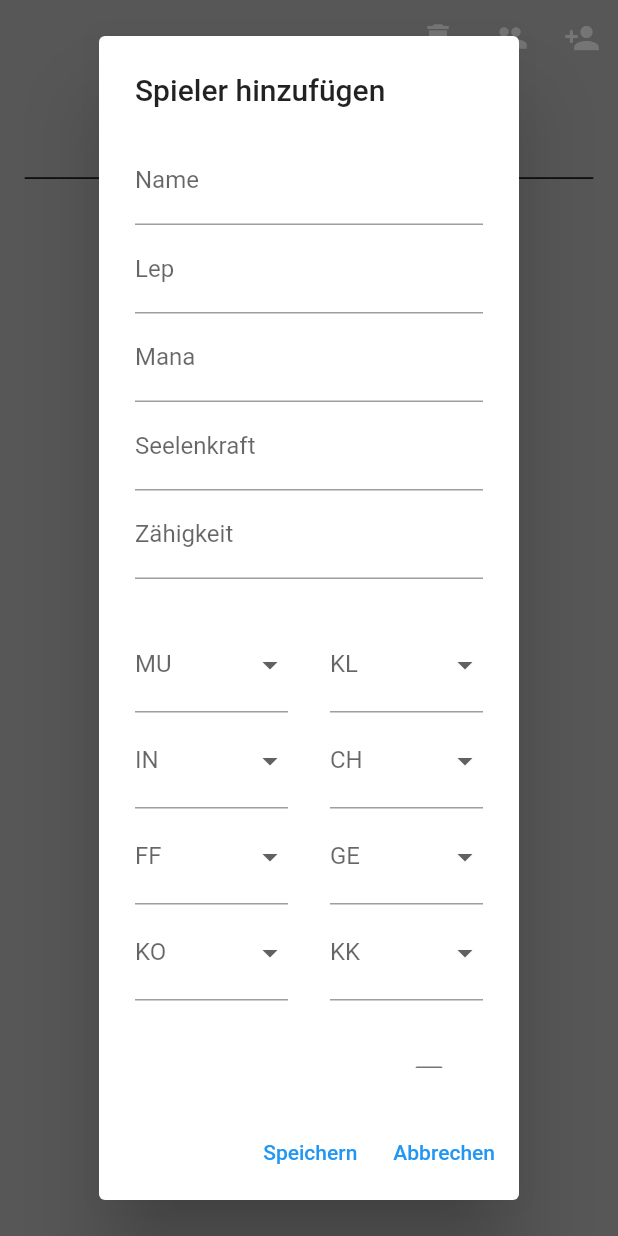
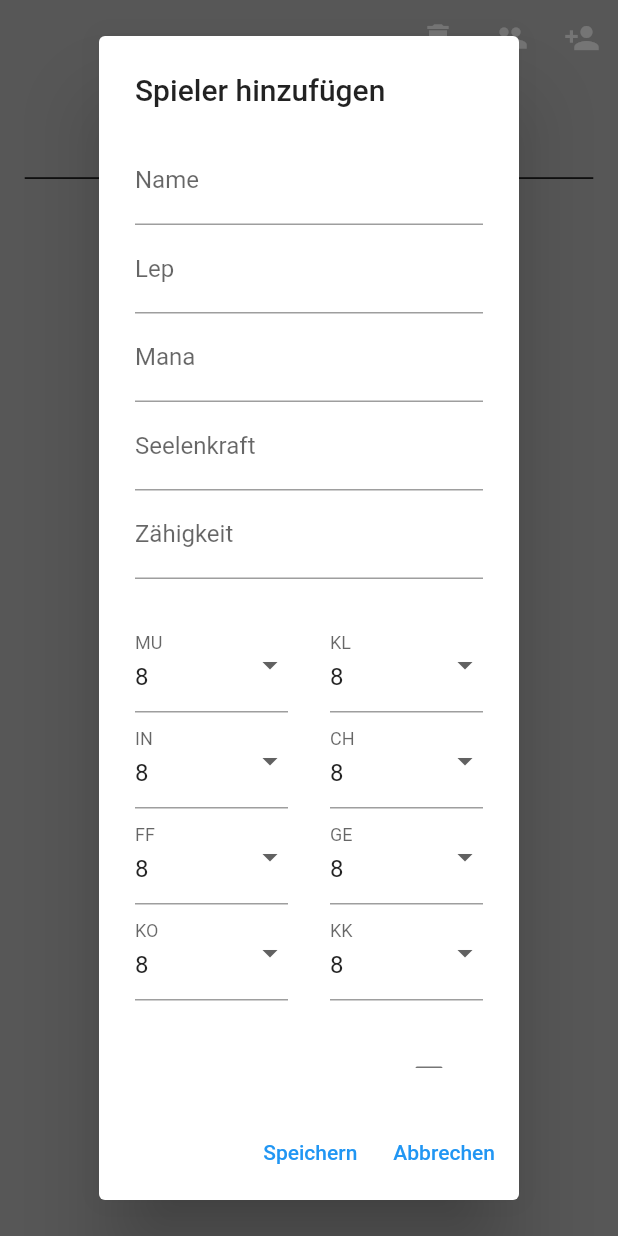
Before and after one commit to EisGlockner/inventory, a Flutter app: the screen it shows after launch, after a tap on the "person add" icon, on a phone screen of 412 x 824 dp. Run offline on Flutter 3.47's test engine with Material 2 defaults, Android fonts, the phone set to English and light mode, and no system bars; our stand-ins replace flutter_bloc, shared_preferences, sqflite; accounts and stored records are empty; statements that could not run were skipped.

Commit message:
add player & get players in group working

```diff
--- a/lib/bloc/group_overview_bloc.dart
+++ b/lib/bloc/group_overview_bloc.dart
@@ -5,17 +5,18 @@ import 'package:shared_preferences/shared_preferences.dart';
 
 import '../data/database_helper.dart';
 import '../data/model.dart';
+import '../misc.dart';
 
-class PlayerOverviewBloc
+class GroupOverviewBloc
     extends Bloc<PlayerOverviewEvent, PlayerOverviewState> {
-  PlayerOverviewBloc() : super(PlayerOverviewInitial()) {
+  GroupOverviewBloc() : super(PlayerOverviewInitial()) {
     on<LoadPlayers>((event, emit) async {
       emit(PlayerOverviewLoading());
       try {
         SharedPreferences prefs = await SharedPreferences.getInstance();
-        int? lastGroup = prefs.getInt('lastGroup');
+        int? lastGroup = prefs.getInt(currentGroup);
         List<Gruppen> groups = await DBHelper.instance.getGruppen();
-        List<Spieler> players = await DBHelper.instance.getSpieler();
+        List<Spieler> players = await DBHelper.instance.getSpielerInGruppen();
         String? groupName;
         if (lastGroup != null) {
           groupName = await DBHelper.instance.getGruppenName(lastGroup);
@@ -35,7 +36,7 @@ class PlayerOverviewBloc
 
         if (groupId != null) {
           SharedPreferences prefs = await SharedPreferences.getInstance();
-          await prefs.setInt('lastGroup', groupId);
+          await prefs.setInt(currentGroup, groupId);
         }
         emit(GroupAdded());
       } catch (e) {
@@ -47,12 +48,12 @@ class PlayerOverviewBloc
     on<DeleteGroup>((event, emit) async {
       try {
         SharedPreferences prefs = await SharedPreferences.getInstance();
-        int? lastGroup = prefs.getInt('lastGroup');
+        int? lastGroup = prefs.getInt(currentGroup);
         lastGroup = lastGroup ?? 0;
         await DBHelper.instance.deleteGruppe(lastGroup);
         int? firstGroup = await DBHelper.instance.getFirstGroupId();
         firstGroup = firstGroup ?? 0;
-        await prefs.setInt('lastGroup', firstGroup);
+        await prefs.setInt(currentGroup, firstGroup);
         emit(GroupDeleted());
       } catch (e) {
         print(e);
--- a/lib/bloc/player_form_cubit.dart
+++ b/lib/bloc/player_form_cubit.dart
@@ -1,5 +1,4 @@
 import 'package:flutter_bloc/flutter_bloc.dart';
-import 'package:shared_preferences/shared_preferences.dart';
 
 import '../data/model.dart';
 import '../data/database_helper.dart';
@@ -12,7 +11,7 @@ class PlayerFormCubit extends Cubit<Map<String, dynamic>> {
     'mana': '',
     'seelenkraft': '',
     'zaehigkeit': '',
-    'proviant': 0,
+    'proviant': '0',
     'isGlaesern': false,
     'isEisern': false,
     'isZaeh': false,
@@ -20,14 +19,14 @@ class PlayerFormCubit extends Cubit<Map<String, dynamic>> {
     'hasAsp': false,
     'hasKap': false,
     'isLoading': false,
-    'MU': null,
-    'KL': null,
-    'IN': null,
-    'CH': null,
-    'FF': null,
-    'GE': null,
-    'KO': null,
-    'KK': null,
+    'MU': 8,
+    'KL': 8,
+    'IN': 8,
+    'CH': 8,
+    'FF': 8,
+    'GE': 8,
+    'KO': 8,
+    'KK': 8,
   });
 
   void updateField(String field, dynamic value) {
@@ -36,6 +35,7 @@ class PlayerFormCubit extends Cubit<Map<String, dynamic>> {
 
   Future<void> savePlayer() async {
     emit({...state, 'isLoading': true});
+
     final spieler = Spieler(
       name: state['name'],
       leben: int.parse(state['lep']),
@@ -43,63 +43,58 @@ class PlayerFormCubit extends Cubit<Map<String, dynamic>> {
       seelenkraft: int.parse(state['seelenkraft']),
       zaehigkeit: int.parse(state['zaehigkeit']),
       proviant: int.parse(state['proviant']),
-      isGlaesern: state['isGlaesern'],
-      isEisern: state['isEisern'],
-      isZaeh: state['isZaeh'],
-      isZerbrechlich: state['isZerbrechlich'],
-      hasAsp: state['hasAsp'],
-      hasKap: state['hasKap'],
+      isGlaesern: state['isGlaesern'] == false ? 0 : 1,
+      isEisern: state['isEisern'] == false ? 0 : 1,
+      isZaeh: state['isZaeh'] == false ? 0 : 1,
+      isZerbrechlich: state['isZerbrechlich'] == false ? 0 : 1,
+      hasAsp: state['hasAsp'] == false ? 0 : 1,
+      hasKap: state['hasKap'] == false ? 0 : 1,
     );
-    final spielerId = await DBHelper.instance.insertSpieler(spieler);
 
     final spielerStatsList = [
       SpielerStats(
-        spielerId: spielerId!,
+        spielerId: 0,
         statId: 1,
         wert: state['MU'],
       ),
       SpielerStats(
-        spielerId: spielerId,
+        spielerId: 0,
         statId: 2,
         wert: state['KL'],
       ),
       SpielerStats(
-        spielerId: spielerId,
+        spielerId: 0,
         statId: 3,
         wert: state['IN'],
       ),
       SpielerStats(
-        spielerId: spielerId,
+        spielerId: 0,
         statId: 4,
         wert: state['CH'],
       ),
       SpielerStats(
-        spielerId: spielerId,
+        spielerId: 0,
         statId: 5,
         wert: state['FF'],
       ),
       SpielerStats(
-        spielerId: spielerId,
+        spielerId: 0,
         statId: 6,
         wert: state['GE'],
       ),
       SpielerStats(
-        spielerId: spielerId,
+        spielerId: 0,
         statId: 7,
         wert: state['KO'],
       ),
       SpielerStats(
-        spielerId: spielerId,
+        spielerId: 0,
         statId: 8,
         wert: state['KK'],
       ),
     ];
-    await DBHelper.instance.insertSpielerStats(spielerStatsList);
 
-    SharedPreferences prefs = await SharedPreferences.getInstance();
-    int? lastGroup = prefs.getInt('lastGroup');
-
-    await DBHelper.instance.insertSpielerToGruppe(spielerId, lastGroup!);
+    DBHelper.instance.insertSpielerAndSpielerStats(spieler, spielerStatsList);
 
     emit({...state, 'isLoading': false});
   }
--- a/lib/data/database_helper.dart
+++ b/lib/data/database_helper.dart
@@ -1,9 +1,11 @@
 import 'dart:io';
 
 import 'package:flutter/services.dart';
+import 'package:shared_preferences/shared_preferences.dart';
 import 'package:sqflite/sqflite.dart';
 import 'package:path/path.dart';
 
+import '../misc.dart';
 import 'model.dart';
 
 class DBHelper {
@@ -57,24 +59,21 @@ class DBHelper {
   // insert data into the spieler table
   Future<int?> insertSpieler(Spieler spieler) async {
     Database? db = await _openDatabase();
-    var result = await db.insert('spieler', spieler.toMap()).then((_) {
-      _closeDatabase(db);
-    });
+    int? result = await db.insert('spieler', spieler.toMap());
+    _closeDatabase(db);
+    print(result);
     return result;
   }
 
   // insert data into the spieler_stats table
-  Future<int?> insertSpielerStats(List<SpielerStats> spielerStatsList) async {
+  Future<void> insertSpielerStats(List<SpielerStats> spielerStatsList) async {
     Database? db = await _openDatabase();
-    var result = await db.transaction((txn) async {
-      for(final spielerStats in spielerStatsList) {
+    await db.transaction((txn) async {
+      for (final spielerStats in spielerStatsList) {
         await txn.insert('spieler_stats', spielerStats.toMap());
       }
     });
-    //     await db.insert('spieler_stats', spielerStats.toMap()).then((_) {
-    //   _closeDatabase(db);
-    // });
-    return result;
+    _closeDatabase(db);
   }
 
   // insert data into the spieler_fertigkeiten table
@@ -91,14 +90,23 @@ class DBHelper {
 
   // insert data into the spieler and spieler_stats table. Both have to be completed or the transaction fails
   Future<int?> insertSpielerAndSpielerStats(
-      Spieler spieler, SpielerStats spielerStats) async {
+      Spieler spieler, List<SpielerStats> spielerStatsList) async {
     Database? db = await _openDatabase();
     var result = await db.transaction((txn) async {
-      await txn.insert('spieler', spieler.toMap());
-      await txn.insert('spieler_stats', spielerStats.toMap());
-    }).then((_) {
-      _closeDatabase(db);
+      // insert Spieler and get id for following inserts
+      int playerId = await txn.insert('spieler', spieler.toMap());
+      // insert every playerstat
+      for (final spielerStats in spielerStatsList) {
+        spielerStats.spielerId = playerId;
+        await txn.insert('spieler_stats', spielerStats.toMap());
+      }
+      // Get current Group and insert player in it
+      SharedPreferences prefs = await SharedPreferences.getInstance();
+      int? lastGroup = prefs.getInt(currentGroup);
+      txn.insert('spieler_gruppen',
+      {'spielerId': playerId, 'gruppenId': lastGroup});
     });
+    _closeDatabase(db);
     return result;
   }
 
@@ -124,7 +132,27 @@ class DBHelper {
   Future<List<Spieler>> getSpieler() async {
     Database? db = await _openDatabase();
     List<Map>? maps = (await db.query('spieler')).cast<Map>();
-    await _closeDatabase(db);
+    _closeDatabase(db);
+    if (maps.isNotEmpty) {
+      return List.generate(maps.length, (i) {
+        return Spieler.fromMap(Map<String, dynamic>.from(maps[i]));
+      });
+    } else {
+      return [];
+    }
+  }
+
+  Future<List<Spieler>> getSpielerInGruppen() async {
+    SharedPreferences prefs = await SharedPreferences.getInstance();
+    int? lastGroup = prefs.getInt(currentGroup);
+    Database? db = await _openDatabase();
+    List<Map>? maps = (await db.rawQuery('''
+    SELECT spieler.*
+    FROM spieler
+    INNER JOIN spieler_gruppen ON spieler.id = spieler_gruppen.spielerId
+    WHERE spieler_gruppen.gruppenId = $lastGroup
+  ''')).cast<Map>();
+    _closeDatabase(db);
     if (maps.isNotEmpty) {
       return List.generate(maps.length, (i) {
         return Spieler.fromMap(Map<String, dynamic>.from(maps[i]));
--- a/lib/data/model.dart
+++ b/lib/data/model.dart
@@ -89,7 +89,7 @@ class Stats {
 }
 
 class SpielerStats {
-  final int spielerId;
+  late int spielerId;
   final int statId;
   final int wert;
 
--- a/lib/main.dart
+++ b/lib/main.dart
@@ -23,11 +23,11 @@ class MyApp extends StatelessWidget {
           }
         },
         child: BlocProvider(
-          create: (context) => PlayerOverviewBloc()..add(LoadPlayers()),
-          child: BlocListener<PlayerOverviewBloc, PlayerOverviewState>(
+          create: (context) => GroupOverviewBloc()..add(LoadPlayers()),
+          child: BlocListener<GroupOverviewBloc, PlayerOverviewState>(
             listener: (context, state) {
               if (state is GroupAdded || state is GroupDeleted) {
-                context.read<PlayerOverviewBloc>().add(LoadPlayers());
+                context.read<GroupOverviewBloc>().add(LoadPlayers());
               }
             },
             child: const MaterialApp(
--- a/lib/misc.dart
+++ b/lib/misc.dart
@@ -7,3 +7,5 @@ double scrW(BuildContext context, num value) {
 double scrH(BuildContext context, num value) {
   return MediaQuery.of(context).size.height * value;
 }
+
+String currentGroup = 'currentGroup';
--- a/lib/widgets/appbar.dart
+++ b/lib/widgets/appbar.dart
@@ -1,12 +1,12 @@
 import 'package:flutter/material.dart';
-import 'package:flutter/services.dart';
 import 'package:flutter_bloc/flutter_bloc.dart';
 import 'package:inventory/bloc/group_overview_states.dart';
 import 'package:inventory/bloc/player_form_cubit.dart';
+import 'package:shared_preferences/shared_preferences.dart';
 
 import '../bloc/group_overview_bloc.dart';
 import '../bloc/group_overview_events.dart';
-import '../data/model.dart';
+import '../misc.dart';
 
 class MyAppBar extends StatelessWidget {
   const MyAppBar({super.key});
@@ -28,7 +28,7 @@ class MyAppBar extends StatelessWidget {
           ),
           TextButton(
             onPressed: () {
-              context.read<PlayerOverviewBloc>().add(AddGroup(controller.text));
+              context.read<GroupOverviewBloc>().add(AddGroup(controller.text));
               Navigator.pop(context);
             },
             child: const Text('Hinzufügen'),
@@ -51,7 +51,7 @@ class MyAppBar extends StatelessWidget {
           ),
           TextButton(
             onPressed: () {
-              context.read<PlayerOverviewBloc>().add(DeleteGroup());
+              context.read<GroupOverviewBloc>().add(DeleteGroup());
               Navigator.pop(context);
             },
             child: const Text('Löschen'),
@@ -72,14 +72,16 @@ class MyAppBar extends StatelessWidget {
 
     BlocBuilder<PlayerFormCubit, Map<String, dynamic>> _myTextFormField(
       TextEditingController textController,
+      String lable,
       String field,
+      bool isDecimal,
     ) {
       return BlocBuilder<PlayerFormCubit, Map<String, dynamic>>(
           builder: (context, state) {
         return TextFormField(
           controller: textController,
-          decoration: InputDecoration(labelText: field),
-          keyboardType: const TextInputType.numberWithOptions(decimal: false),
+          decoration: InputDecoration(labelText: lable),
+          keyboardType: TextInputType.numberWithOptions(decimal: isDecimal),
           onChanged: (String value) {
             context.read<PlayerFormCubit>().updateField(field, value);
           },
@@ -151,11 +153,13 @@ class MyAppBar extends StatelessWidget {
                   child: Column(
                     mainAxisSize: MainAxisSize.min,
                     children: [
-                      _myTextFormField(_nameController, 'Name'),
-                      _myTextFormField(_lebenController, 'Lep'),
-                      _myTextFormField(_manaController, 'Mana'),
-                      _myTextFormField(_seelenkraftController, 'Seelenkraft'),
-                      _myTextFormField(_zaehigkeitController, 'Zähigkeit'),
+                      _myTextFormField(_nameController, 'Name', 'name', false),
+                      _myTextFormField(_lebenController, 'Lep', 'lep', true),
+                      _myTextFormField(_manaController, 'Mana', 'mana', true),
+                      _myTextFormField(_seelenkraftController, 'Seelenkraft',
+                          'seelenkraft', true),
+                      _myTextFormField(_zaehigkeitController, 'Zähigkeit',
+                          'zaehigkeit', true),
                       const Padding(padding: EdgeInsets.only(top: 25)),
                       Row(
                         children: [
@@ -215,16 +219,23 @@ class MyAppBar extends StatelessWidget {
             },
           ),
           actions: [
-            TextButton(
+            BlocBuilder<PlayerFormCubit, Map<String, dynamic>>(
+              builder: (BuildContext context, state) {
+                return TextButton(
                   onPressed: () async {
                     if (_formKey.currentState!.validate()) {
                       await context
                           .read<PlayerFormCubit>()
                           .savePlayer()
+                          .then((value) => context
+                              .read<GroupOverviewBloc>()
+                              .add(LoadPlayers()))
                           .then((value) => Navigator.of(context).pop());
                     }
                   },
                   child: const Text('Speichern'),
+                );
+              },
             ),
             TextButton(
               onPressed: () {
@@ -240,9 +251,7 @@ class MyAppBar extends StatelessWidget {
 
   @override
   Widget build(BuildContext context) {
-    return BlocProvider(
-      create: (context) => PlayerFormCubit(),
-      child: AppBar(
+    return AppBar(
       backgroundColor: Colors.transparent,
       elevation: 0,
       actions: [
@@ -267,7 +276,7 @@ class MyAppBar extends StatelessWidget {
               ),
               PopupMenuItem(
                 enabled: false,
-                  child: BlocBuilder<PlayerOverviewBloc, PlayerOverviewState>(
+                child: BlocBuilder<GroupOverviewBloc, PlayerOverviewState>(
                   builder: (context, state) {
                     if (state is PlayerOverviewLoaded) {
                       if (state.groups.isNotEmpty) {
@@ -275,7 +284,14 @@ class MyAppBar extends StatelessWidget {
                           children: state.groups
                               .map(
                                 (group) => PopupMenuItem(
-                                    value: group.id,
+                                  onTap: () async {
+                                    SharedPreferences prefs =
+                                        await SharedPreferences.getInstance();
+                                    prefs.setInt(currentGroup, group.id).then(
+                                        (value) => context
+                                            .read<GroupOverviewBloc>()
+                                            .add(LoadPlayers()));
+                                  },
                                   child: Text(group.name),
                                 ),
                               )
@@ -300,7 +316,6 @@ class MyAppBar extends StatelessWidget {
           },
         ),
       ],
-      ),
     );
   }
 }
--- a/lib/widgets/group_overview_player.dart
+++ b/lib/widgets/group_overview_player.dart
@@ -10,7 +10,7 @@ class GroupOverviewPlayer extends StatelessWidget {
 
   @override
   Widget build(BuildContext context) {
-    return BlocBuilder<PlayerOverviewBloc, PlayerOverviewState>(
+    return BlocBuilder<GroupOverviewBloc, PlayerOverviewState>(
       builder: (context, state) {
         if (state is PlayerOverviewLoading) {
           return const CircularProgressIndicator(
@@ -20,7 +20,7 @@ class GroupOverviewPlayer extends StatelessWidget {
           if (state.players.isNotEmpty) {
             return Column(
               children: state.players.map((player) =>
-              Text(player.name),
+                  Text(player.name),
               ).toList(),
             );
           } else {
--- a/lib/widgets/group_overview_title.dart
+++ b/lib/widgets/group_overview_title.dart
@@ -9,7 +9,7 @@ class PlayerOverviewTitle extends StatelessWidget {
 
   @override
   Widget build(BuildContext context) {
-    return BlocBuilder<PlayerOverviewBloc, PlayerOverviewState>(
+    return BlocBuilder<GroupOverviewBloc, PlayerOverviewState>(
       builder: (context, state) {
         if (state is PlayerOverviewLoading) {
           return const CircularProgressIndicator(color: Colors.grey,);
```
Lines whose indentation alone changed are shown as unchanged.
